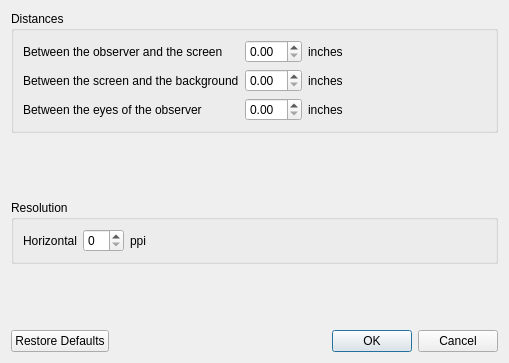
roop/onrakan, file optionsdialog.ui: the form before one commit.
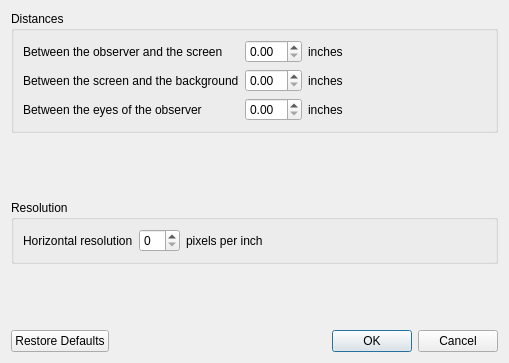
The form after the commit.

Commit message: minor changes to optionsdialog ui strings

What changed in the file:
```diff
--- a/optionsdialog.ui
+++ b/optionsdialog.ui
@@ -167,7 +167,7 @@
         <item row="0" column="0">
          <widget class="QLabel" name="label_7">
           <property name="text">
-           <string>Horizontal</string>
+           <string>Horizontal resolution</string>
           </property>
          </widget>
         </item>
@@ -193,7 +193,7 @@
            <string>Pixels Per Inch</string>
           </property>
           <property name="text">
-           <string>ppi</string>
+           <string>pixels per inch</string>
           </property>
          </widget>
         </item>
```
